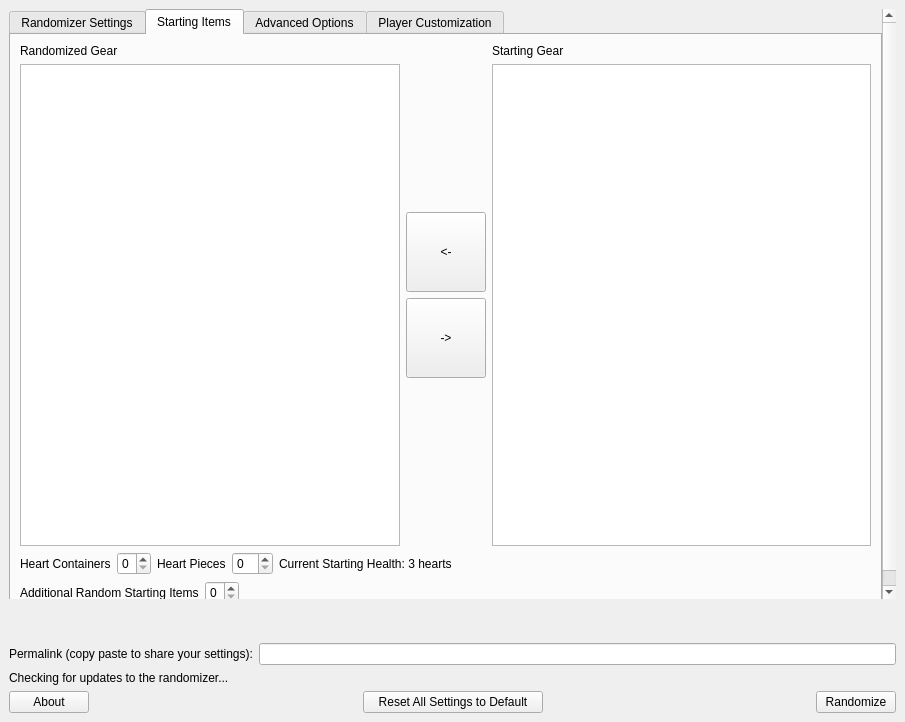
The window that wwr_ui/randomizer_window.ui (LagoLunatic/wwrando) describes before a commit, drawn with Qt 5.
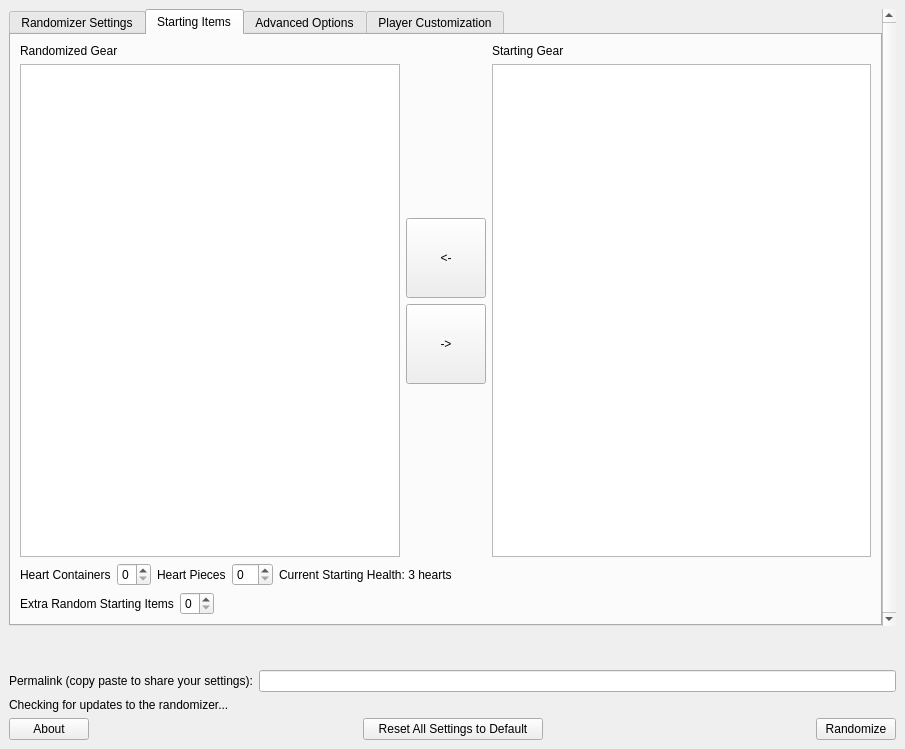
The same window after the commit. The open tabs and pages were chosen to show the change. Custom widgets are drawn as their Qt base class.

Commit message: Rename extra starting items rando

Diff of the .ui file:
```diff
--- a/wwr_ui/randomizer_window.ui
+++ b/wwr_ui/randomizer_window.ui
@@ -7,7 +7,7 @@
     <x>0</x>
     <y>0</y>
     <width>905</width>
-    <height>722</height>
+    <height>749</height>
    </rect>
   </property>
   <property name="windowTitle">
@@ -38,7 +38,7 @@
          <x>0</x>
          <y>0</y>
          <width>870</width>
-         <height>588</height>
+         <height>609</height>
         </rect>
        </property>
        <layout class="QVBoxLayout" name="verticalLayout_2">
@@ -882,7 +882,7 @@
               <item>
                <widget class="QLabel" name="label_for_num_random_starting_items">
                 <property name="text">
-                 <string>Additional Random Starting Items</string>
+                 <string>Extra Random Starting Items</string>
                 </property>
                </widget>
               </item>
```
Left out of the diff: 4 changed lines with no effect on the pictures. The commit also changes 5 other files.
